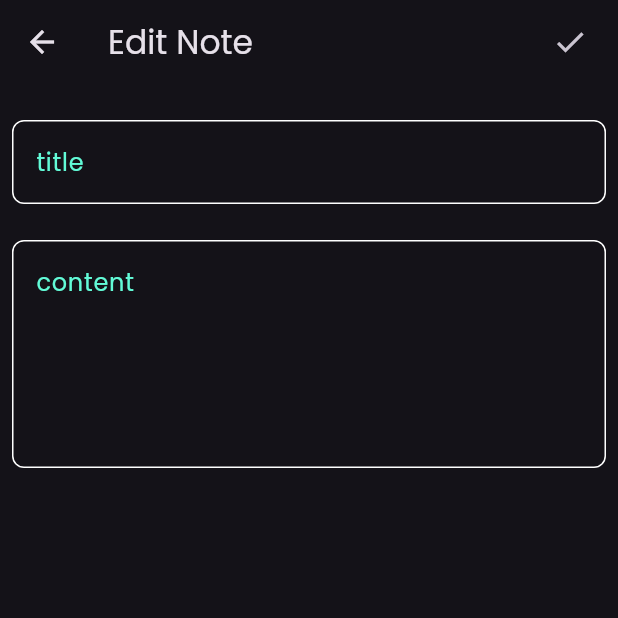
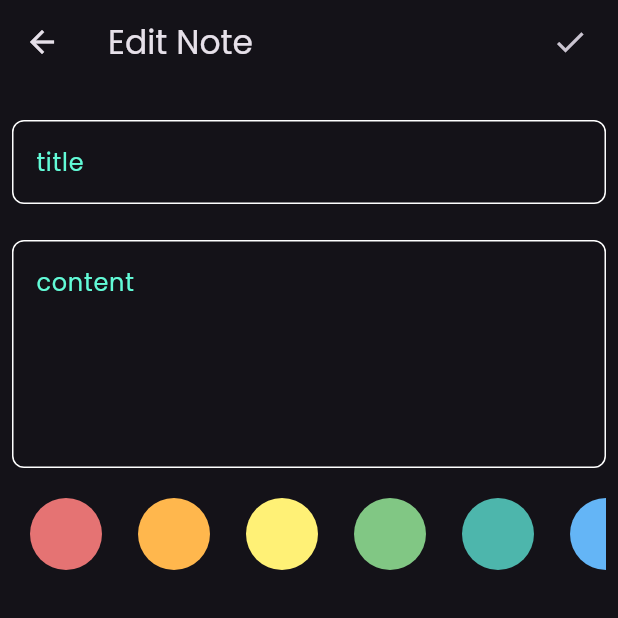
Before and after one commit to abdomostafa1/notes-app-flutter, a Flutter app: the EditNoteScreen screen opened directly with empty values, on a phone screen of 412 x 824 dp, the top half of it. Run offline on Flutter 3.47's test engine with Material 3 defaults, Android fonts, the phone set to English and light mode, and no system bars; our stand-ins replace bloc, flutter_bloc, hive, hive_flutter, modal_progress_hud_nsn; accounts and stored records are empty.

Commit message:
edit note color feature

```diff
--- a/lib/cubits/add_note_cubit/add_note_cubit.dart
+++ b/lib/cubits/add_note_cubit/add_note_cubit.dart
@@ -10,6 +10,7 @@ part 'add_note_state.dart';
 class AddNoteCubit extends Cubit<AddNoteState> {
   AddNoteCubit() : super(AddNoteInitial());
 
+  int selectedColorIndex=0;
   addNote(NoteModel note) async{
 
     emit(AddNoteLoadingState());
--- a/lib/models/note_model.dart
+++ b/lib/models/note_model.dart
@@ -14,5 +14,5 @@ class NoteModel extends HiveObject {
   @HiveField(2)
   final String date;
   @HiveField(3)
-  final int color;
+  int color;
 }
--- a/lib/screens/edit_note_screen.dart
+++ b/lib/screens/edit_note_screen.dart
@@ -2,7 +2,11 @@ import 'package:flutter/material.dart';
 import 'package:flutter_bloc/flutter_bloc.dart';
 import 'package:notes_app/cubits/main_cubit/main_cubit.dart';
 import 'package:notes_app/models/note_model.dart';
+import 'package:notes_app/notes_colors.dart';
+import 'package:notes_app/widgets/colors_listview.dart';
 import 'package:notes_app/widgets/custom_text_field.dart';
+
+import '../widgets/color_item.dart';
 
 class EditNoteScreen extends StatefulWidget {
   const EditNoteScreen({super.key});
@@ -18,6 +22,7 @@ class _EditNoteScreenState extends State<EditNoteScreen> {
   Widget build(BuildContext context) {
     NoteModel noteModel =
         ModalRoute.of(context)?.settings.arguments as NoteModel;
+
     return Scaffold(
         appBar: AppBar(
           title: const Text('Edit Note'),
@@ -58,9 +63,58 @@ class _EditNoteScreenState extends State<EditNoteScreen> {
                   subTitle = value;
                 },
                 initialValue: noteModel.subTitle,
-              )
+              ),
+              const SizedBox(height: 16,),
+              EditNoteColorsListview(noteModel: noteModel)
             ],
           ),
         ));
   }
 }
+
+class EditNoteColorsListview extends StatefulWidget {
+  const EditNoteColorsListview({super.key, required this.noteModel});
+
+  final NoteModel noteModel;
+  @override
+  State<EditNoteColorsListview> createState() => _EditNoteColorsListviewState();
+}
+
+class _EditNoteColorsListviewState extends State<EditNoteColorsListview> {
+
+  final scrollController = ScrollController();
+
+  @override
+  void initState() {
+    final index=colors.indexOf(Color(widget.noteModel.color));
+    scrollController.animateTo(72.0*index, duration: const Duration(seconds: 2), curve: Curves.easeInOut);
+    super.initState();
+  }
+
+  @override
+  Widget build(BuildContext context) {
+    return SizedBox(
+      height: 56,
+      child: ListView.builder(
+        controller: scrollController,
+          itemCount: colors.length,
+          scrollDirection: Axis.horizontal,
+          itemBuilder: (context, index) {
+            return  Padding(
+              padding: const EdgeInsets.symmetric(horizontal: 8.0),
+              child: GestureDetector(
+                onTap: (){
+                  setState(() {
+                    widget.noteModel.color=colors[index].value;
+                  });
+                },
+                child: ColorItem(
+                  color: colors[index],
+                  isSelected: colors.indexOf(Color(widget.noteModel.color)) == index,
+                ),
+              ),
+            );
+          }),
+    );
+  }
+}
--- a/lib/widgets/add_note_bottom_sheet.dart
+++ b/lib/widgets/add_note_bottom_sheet.dart
@@ -47,12 +47,6 @@ class _AddNoteBottomSheetContentState extends State<AddNoteBottomSheetContent> {
   var autoValidateMode = AutovalidateMode.disabled;
 
   @override
-  void initState() {
-    selectedColorIndex = 0;
-    super.initState();
-  }
-
-  @override
   Widget build(BuildContext context) {
     return Padding(
       padding: EdgeInsets.only(
@@ -96,7 +90,7 @@ class _AddNoteBottomSheetContentState extends State<AddNoteBottomSheetContent> {
                         title: title!,
                         subTitle: subTitle!,
                         date: DateTime.now().toString(),
-                        color: colors[selectedColorIndex].value,
+                        color: colors[BlocProvider.of<AddNoteCubit>(context).selectedColorIndex].value,
                       );
                       BlocProvider.of<AddNoteCubit>(context).addNote(note);
                     }
--- a/lib/widgets/colors_listview.dart
+++ b/lib/widgets/colors_listview.dart
@@ -1,9 +1,10 @@
 import 'package:flutter/material.dart';
+import 'package:flutter_bloc/flutter_bloc.dart';
+import 'package:notes_app/cubits/add_note_cubit/add_note_cubit.dart';
 
 import '../notes_colors.dart';
 import 'color_item.dart';
 
-int selectedColorIndex = 0;
 class ColorsListview extends StatefulWidget {
   const ColorsListview({super.key});
 
@@ -14,6 +15,7 @@ class ColorsListview extends StatefulWidget {
 class _ColorsListviewState extends State<ColorsListview> {
   @override
   Widget build(BuildContext context) {
+    final addNoteCubit=BlocProvider.of<AddNoteCubit>(context);
     return SizedBox(
       height: 56,
       child: ListView.builder(
@@ -25,12 +27,12 @@ class _ColorsListviewState extends State<ColorsListview> {
               child: GestureDetector(
                 onTap: (){
                   setState(() {
-                    selectedColorIndex=index;
+                    addNoteCubit.selectedColorIndex=index;
                   });
                 },
                 child: ColorItem(
                   color: colors[index],
-                  isSelected: selectedColorIndex == index,
+                  isSelected: addNoteCubit.selectedColorIndex == index,
                 ),
               ),
             );
```
